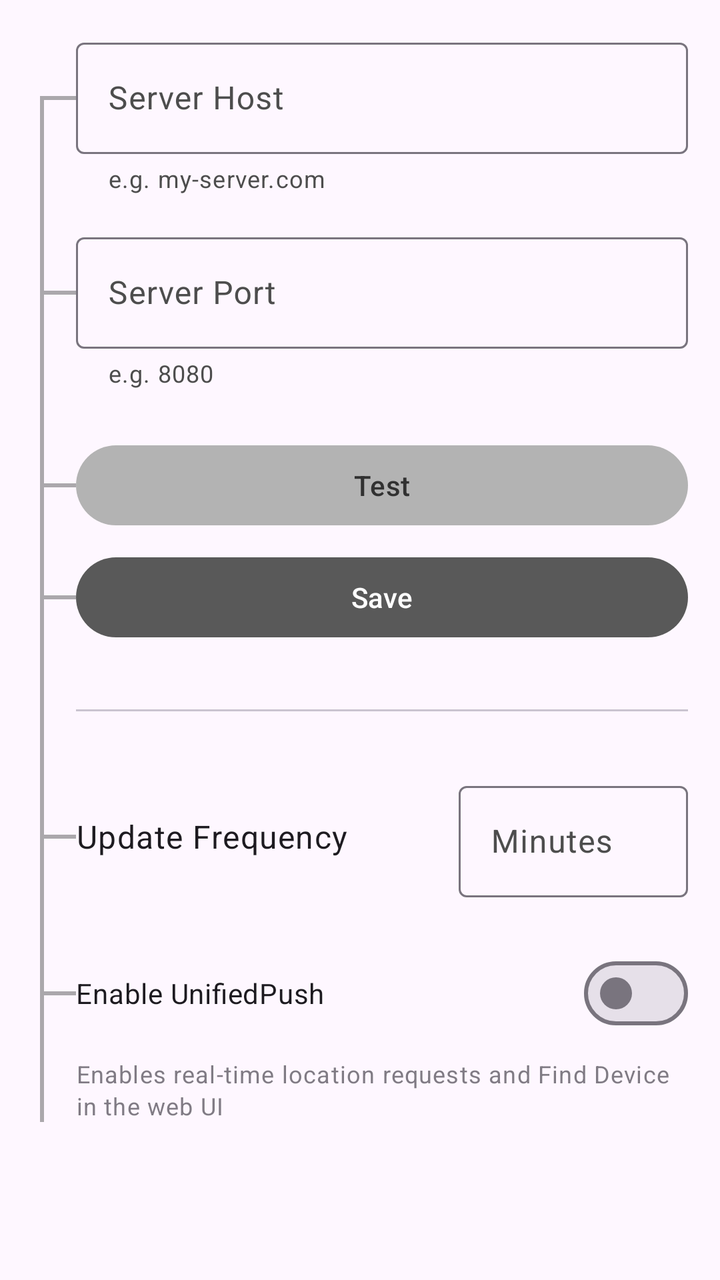
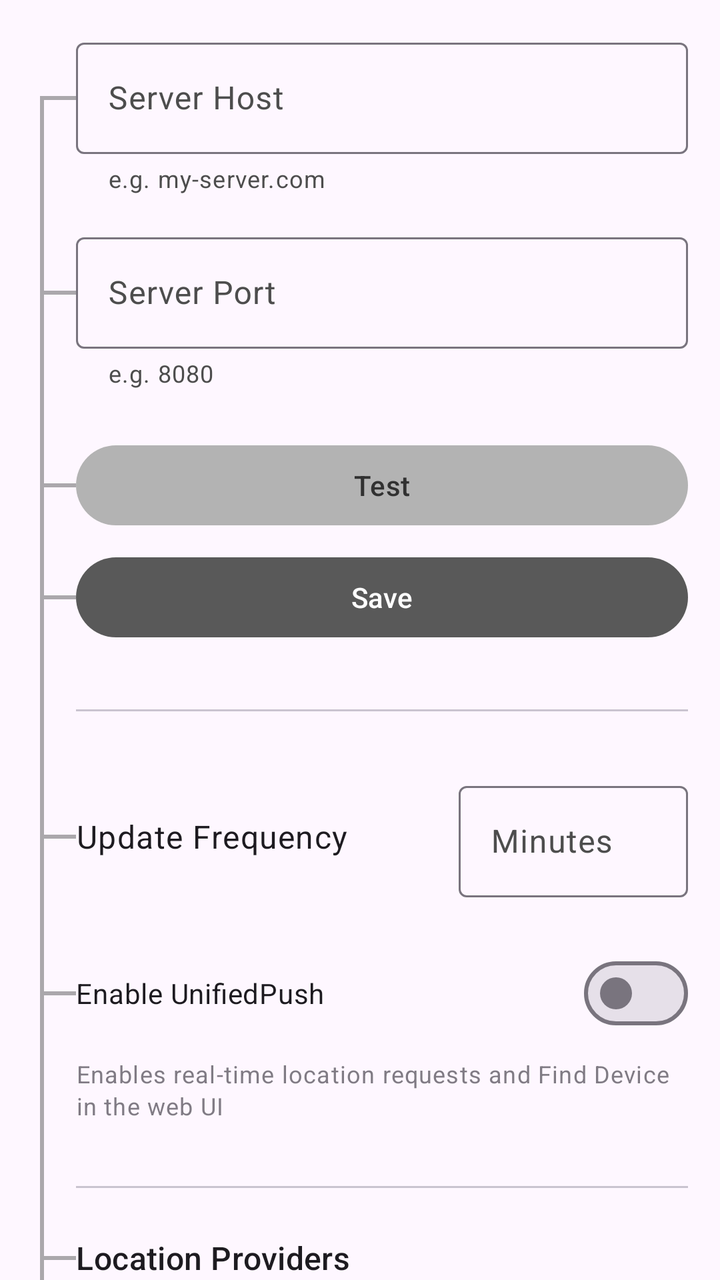

Screens rendered from an Android XML layout before and after an edit, with the pre-edit source and the edit as a unified diff.
<!-- AndroidManifest.xml: application theme Theme.LocationHistory -->
<!-- res/layout/fragment_settings.xml -->
<androidx.core.widget.NestedScrollView xmlns:android="http://schemas.android.com/apk/res/android"
    xmlns:app="http://schemas.android.com/apk/res-auto"
    android:layout_width="match_parent"
    android:layout_height="match_parent"
    android:fillViewport="true">

    <androidx.constraintlayout.widget.ConstraintLayout
        android:layout_width="match_parent"
        android:layout_height="wrap_content"
        android:padding="16dp">

        <View
            android:id="@+id/lineSpine"
            android:layout_width="2dp"
            android:layout_height="0dp"
            android:background="?attr/colorPrimary"
            android:alpha="0.5"
            android:layout_marginStart="4dp"
            app:layout_constraintStart_toStartOf="parent"
            app:layout_constraintTop_toTopOf="@id/topLink"
            app:layout_constraintBottom_toBottomOf="@id/pushDesc" />

        <View
            android:id="@+id/topLink"
            android:layout_width="16dp"
            android:layout_height="2dp"
            android:background="?attr/colorPrimary"
            android:alpha="0.5"
            android:layout_marginTop="32dp"
            app:layout_constraintStart_toEndOf="@id/lineSpine"
            app:layout_constraintEnd_toStartOf="@id/serverHostInputLayout"
            app:layout_constraintTop_toTopOf="@id/serverHostInputLayout" />

        <com.google.android.material.textfield.TextInputLayout
            android:id="@+id/serverHostInputLayout"
            style="@style/Widget.Material3.TextInputLayout.OutlinedBox"
            android:layout_width="0dp"
            android:layout_height="wrap_content"
            android:hint="@string/server_host"
            app:helperText="@string/server_host_hint"
            app:layout_constraintStart_toEndOf="@id/topLink"
            app:layout_constraintEnd_toEndOf="parent"
            app:layout_constraintTop_toTopOf="parent">

            <com.google.android.material.textfield.TextInputEditText
                android:id="@+id/serverHostInput"
                android:layout_width="match_parent"
                android:layout_height="wrap_content"
                android:inputType="textUri" />
        </com.google.android.material.textfield.TextInputLayout>

        <View
            android:layout_width="0dp"
            android:layout_height="2dp"
            android:background="?attr/colorPrimary"
            android:alpha="0.5"
            android:layout_marginTop="32dp"
            app:layout_constraintStart_toStartOf="@id/topLink"
            app:layout_constraintEnd_toEndOf="@id/topLink"
            app:layout_constraintTop_toTopOf="@id/serverPortInputLayout" />

        <com.google.android.material.textfield.TextInputLayout
            android:id="@+id/serverPortInputLayout"
            style="@style/Widget.Material3.TextInputLayout.OutlinedBox"
            android:layout_width="0dp"
            android:layout_height="wrap_content"
            android:layout_marginTop="16dp"
            android:hint="@string/server_port"
            app:helperText="@string/server_port_hint"
            app:layout_constraintStart_toStartOf="@id/serverHostInputLayout"
            app:layout_constraintEnd_toEndOf="parent"
            app:layout_constraintTop_toBottomOf="@id/serverHostInputLayout">

            <com.google.android.material.textfield.TextInputEditText
                android:id="@+id/serverPortInput"
                android:layout_width="match_parent"
                android:layout_height="wrap_content"
                android:inputType="number" />
        </com.google.android.material.textfield.TextInputLayout>

        <View
            android:layout_width="0dp"
            android:layout_height="2dp"
            android:background="?attr/colorPrimary"
            android:alpha="0.5"
            app:layout_constraintStart_toStartOf="@id/topLink"
            app:layout_constraintEnd_toEndOf="@id/topLink"
            app:layout_constraintTop_toTopOf="@id/testButton"
            app:layout_constraintBottom_toBottomOf="@id/testButton" />

        <Button
            android:id="@+id/testButton"
            style="@style/Widget.Material3.Button.TonalButton"
            android:layout_width="0dp"
            android:layout_height="wrap_content"
            android:layout_marginTop="24dp"
            android:text="@string/test"
            app:layout_constraintStart_toStartOf="@id/serverPortInputLayout"
            app:layout_constraintEnd_toEndOf="parent"
            app:layout_constraintTop_toBottomOf="@id/serverPortInputLayout" />

        <View
            android:layout_width="0dp"
            android:layout_height="2dp"
            android:background="?attr/colorPrimary"
            android:alpha="0.5"
            app:layout_constraintStart_toStartOf="@id/topLink"
            app:layout_constraintEnd_toEndOf="@id/topLink"
            app:layout_constraintTop_toTopOf="@id/saveButton"
            app:layout_constraintBottom_toBottomOf="@id/saveButton" />

        <Button
            android:id="@+id/saveButton"
            style="@style/Widget.Material3.Button"
            android:layout_width="0dp"
            android:layout_height="wrap_content"
            android:layout_marginTop="8dp"
            android:text="@string/save"
            app:layout_constraintStart_toStartOf="@id/testButton"
            app:layout_constraintEnd_toEndOf="parent"
            app:layout_constraintTop_toBottomOf="@id/testButton" />

        <com.google.android.material.divider.MaterialDivider
            android:id="@+id/divider"
            android:layout_width="0dp"
            android:layout_height="wrap_content"
            android:layout_marginTop="32dp"
            app:layout_constraintStart_toStartOf="@id/saveButton"
            app:layout_constraintEnd_toEndOf="parent"
            app:layout_constraintTop_toBottomOf="@id/saveButton" />

        <TextView
            android:id="@+id/updateFrequencyLabel"
            android:layout_width="wrap_content"
            android:layout_height="wrap_content"
            android:layout_marginTop="32dp"
            android:text="@string/update_frequency"
            android:textAppearance="@style/TextAppearance.Material3.BodyLarge"
            app:layout_constraintStart_toStartOf="@id/divider"
            app:layout_constraintTop_toBottomOf="@id/divider"
            app:layout_constraintBottom_toBottomOf="@id/updateFrequencyInputLayout" />

        <com.google.android.material.textfield.TextInputLayout
            android:id="@+id/updateFrequencyInputLayout"
            style="@style/Widget.Material3.TextInputLayout.OutlinedBox"
            android:layout_width="0dp"
            android:layout_height="wrap_content"
            android:layout_marginTop="32dp"
            android:hint="@string/update_frequency_hint"
            app:layout_constraintWidth_percent="0.35"
            app:layout_constraintHorizontal_bias="1.0"
            app:layout_constraintStart_toEndOf="@id/updateFrequencyLabel"
            app:layout_constraintEnd_toEndOf="parent"
            app:layout_constraintTop_toBottomOf="@id/divider">

            <com.google.android.material.textfield.TextInputEditText
                android:id="@+id/updateFrequencyInput"
                android:layout_width="match_parent"
                android:layout_height="wrap_content"
                android:inputType="number" />
        </com.google.android.material.textfield.TextInputLayout>

        <View
            android:id="@+id/updateFrequencyLink"
            android:layout_width="0dp"
            android:layout_height="2dp"
            android:background="?attr/colorPrimary"
            android:alpha="0.5"
            app:layout_constraintStart_toStartOf="@id/topLink"
            app:layout_constraintEnd_toEndOf="@id/topLink"
            app:layout_constraintTop_toTopOf="@id/updateFrequencyLabel"
            app:layout_constraintBottom_toBottomOf="@id/updateFrequencyLabel" />

        <View
            android:layout_width="0dp"
            android:layout_height="2dp"
            android:background="?attr/colorPrimary"
            android:alpha="0.5"
            app:layout_constraintStart_toStartOf="@id/topLink"
            app:layout_constraintEnd_toEndOf="@id/topLink"
            app:layout_constraintTop_toTopOf="@id/pushRegisterSwitch"
            app:layout_constraintBottom_toBottomOf="@id/pushRegisterSwitch" />

        <com.google.android.material.materialswitch.MaterialSwitch
            android:id="@+id/pushRegisterSwitch"
            android:layout_width="0dp"
            android:layout_height="wrap_content"
            android:layout_marginTop="24dp"
            android:text="@string/enable_unified_push"
            app:layout_constraintStart_toStartOf="@id/divider"
            app:layout_constraintEnd_toEndOf="parent"
            app:layout_constraintTop_toBottomOf="@id/updateFrequencyInputLayout" />

        <TextView
            android:id="@+id/pushDesc"
            android:layout_width="0dp"
            android:layout_height="wrap_content"
            android:layout_marginTop="8dp"
            android:text="@string/unified_push_description"
            android:textAppearance="@style/TextAppearance.Material3.BodySmall"
            android:alpha="0.7"
            app:layout_constraintStart_toStartOf="@id/pushRegisterSwitch"
            app:layout_constraintEnd_toEndOf="parent"
            app:layout_constraintTop_toBottomOf="@id/pushRegisterSwitch" />

    </androidx.constraintlayout.widget.ConstraintLayout>
</androidx.core.widget.NestedScrollView>
<!-- resources referenced by this layout -->
<resources>
  <string name="enable_unified_push">Enable UnifiedPush</string>
  <string name="save">Save</string>
  <string name="server_host">Server Host</string>
  <string name="server_host_hint">e.g. my-server.com</string>
  <string name="server_port">Server Port</string>
  <string name="server_port_hint">e.g. 8080</string>
  <string name="test">Test</string>
  <string name="unified_push_description">Enables real-time location requests and Find Device in the web UI</string>
  <string name="update_frequency">Update Frequency</string>
  <string name="update_frequency_hint">Minutes</string>
  <style name="Theme.LocationHistory" parent="Theme.Material3.DayNight.NoActionBar">
          <item name="colorPrimary">@color/primary</item>
          <item name="colorOnPrimary">@color/onPrimary</item>
          <item name="colorPrimaryContainer">@color/primaryContainer</item>
          <item name="colorOnPrimaryContainer">@color/onPrimaryContainer</item>
  
          <item name="colorSecondary">@color/secondary</item>
          <item name="colorOnSecondary">@color/onSecondary</item>
          <item name="colorSecondaryContainer">@color/secondaryContainer</item>
          <item name="colorOnSecondaryContainer">@color/onSecondaryContainer</item>
  
          <item name="android:colorBackground">@color/surface</item>
          <item name="colorSurface">@color/surface</item>
          <item name="colorOnSurface">@color/onSurface</item>
          <item name="colorSurfaceVariant">@color/surfaceVariant</item>
          <item name="colorOnSurfaceVariant">@color/onSurfaceVariant</item>
          <item name="colorOutline">@color/outline</item>
  
          <item name="shapeAppearanceSmallComponent">@style/ShapeAppearance.App.SmallComponent</item>
          <item name="shapeAppearanceMediumComponent">@style/ShapeAppearance.App.MediumComponent
          </item>
      </style>
  <color name="primary">#595959</color>
  <color name="onPrimary">#FFFFFF</color>
  <color name="primaryContainer">#333333</color>
  <color name="onPrimaryContainer">#FFFFFF</color>
  <color name="secondary">#595959</color>
  <color name="onSecondary">#FFFFFF</color>
  <color name="secondaryContainer">#B3B3B3</color>
  <color name="onSecondaryContainer">#313131</color>
  <color name="surface">#FEF7FF</color>
  <color name="onSurface">#1D1B20</color>
  <color name="surfaceVariant">#E7E0EB</color>
  <color name="onSurfaceVariant">#4D4D4D</color>
  <color name="outline">#79747E</color>
  <style name="ShapeAppearance.App.SmallComponent" parent="ShapeAppearance.Material3.SmallComponent">
          <item name="cornerSize">12dp</item>
      </style>
  <style name="ShapeAppearance.App.MediumComponent" parent="ShapeAppearance.Material3.MediumComponent">
          <item name="cornerSize">24dp</item>
      </style>
</resources>

<!-- the commit's change to res/layout/fragment_settings.xml (unified diff, before → after) -->
@@ -18,7 +18,7 @@
             android:layout_marginStart="4dp"
             app:layout_constraintStart_toStartOf="parent"
             app:layout_constraintTop_toTopOf="@id/topLink"
-            app:layout_constraintBottom_toBottomOf="@id/pushDesc" />
+            app:layout_constraintBottom_toBottomOf="@id/providersRecyclerView" />
 
         <View
             android:id="@+id/topLink"
@@ -203,5 +203,57 @@
             app:layout_constraintEnd_toEndOf="parent"
             app:layout_constraintTop_toBottomOf="@id/pushRegisterSwitch" />
 
+        <com.google.android.material.divider.MaterialDivider
+            android:id="@+id/providersDivider"
+            android:layout_width="0dp"
+            android:layout_height="wrap_content"
+            android:layout_marginTop="32dp"
+            app:layout_constraintStart_toStartOf="@id/divider"
+            app:layout_constraintEnd_toEndOf="parent"
+            app:layout_constraintTop_toBottomOf="@id/pushDesc" />
+
+        <TextView
+            android:id="@+id/providersLabel"
+            android:layout_width="0dp"
+            android:layout_height="wrap_content"
+            android:layout_marginTop="24dp"
+            android:text="@string/location_providers"
+            android:textAppearance="@style/TextAppearance.Material3.TitleMedium"
+            app:layout_constraintStart_toStartOf="@id/providersDivider"
+            app:layout_constraintEnd_toEndOf="parent"
+            app:layout_constraintTop_toBottomOf="@id/providersDivider" />
+
+        <TextView
+            android:id="@+id/providersDesc"
+            android:layout_width="0dp"
+            android:layout_height="wrap_content"
+            android:layout_marginTop="4dp"
+            android:text="@string/location_providers_description"
+            android:textAppearance="@style/TextAppearance.Material3.BodySmall"
+            android:alpha="0.7"
+            app:layout_constraintStart_toStartOf="@id/providersLabel"
+            app:layout_constraintEnd_toEndOf="parent"
+            app:layout_constraintTop_toBottomOf="@id/providersLabel" />
+
+        <View
+            android:layout_width="0dp"
+            android:layout_height="2dp"
+            android:background="?attr/colorPrimary"
+            android:alpha="0.5"
+            app:layout_constraintStart_toStartOf="@id/topLink"
+            app:layout_constraintEnd_toEndOf="@id/topLink"
+            app:layout_constraintTop_toTopOf="@id/providersLabel"
+            app:layout_constraintBottom_toBottomOf="@id/providersLabel" />
+
+        <androidx.recyclerview.widget.RecyclerView
+            android:id="@+id/providersRecyclerView"
+            android:layout_width="0dp"
+            android:layout_height="wrap_content"
+            android:layout_marginTop="16dp"
+            android:nestedScrollingEnabled="false"
+            app:layout_constraintStart_toStartOf="@id/providersLabel"
+            app:layout_constraintEnd_toEndOf="parent"
+            app:layout_constraintTop_toBottomOf="@id/providersDesc" />
+
     </androidx.constraintlayout.widget.ConstraintLayout>
 </androidx.core.widget.NestedScrollView>
<!-- resource entries referenced after the edit -->
@@ -1,6 +1,8 @@
 <!-- resources referenced by this layout -->
 <resources>
   <string name="enable_unified_push">Enable UnifiedPush</string>
+  <string name="location_providers">Location Providers</string>
+  <string name="location_providers_description">Enable and reorder location providers. Drag to change priority. Note that the order will affect battery life (e.g. prioritising GPS over Network).</string>
   <string name="save">Save</string>
   <string name="server_host">Server Host</string>
   <string name="server_host_hint">e.g. my-server.com</string>
